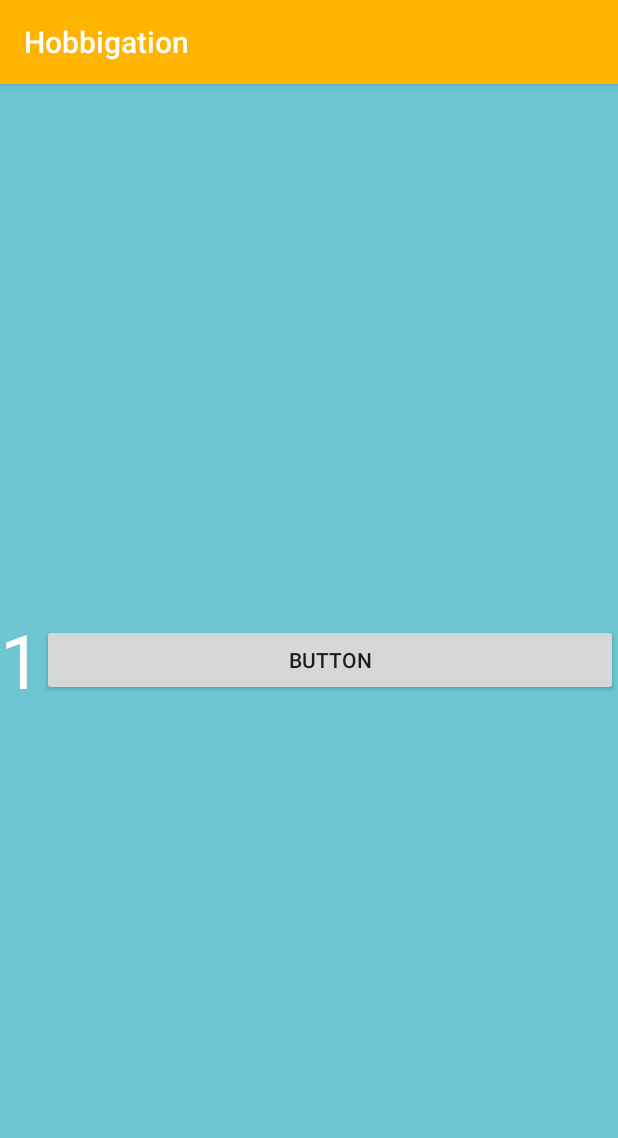
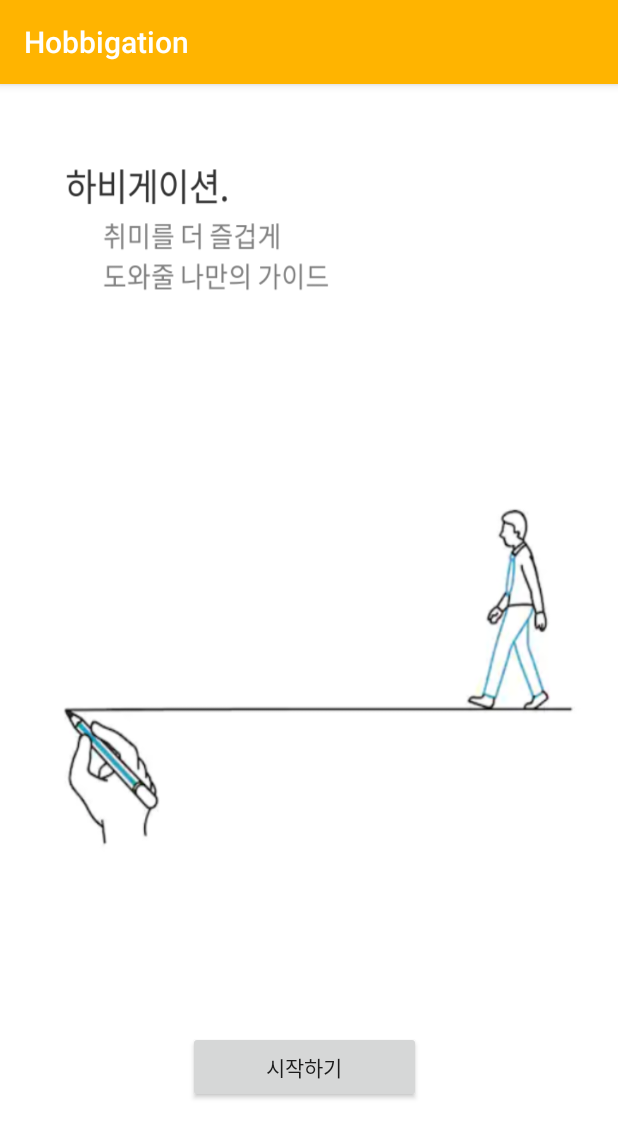
Before and after one commit to eunsongsong/Hobbigation, an Android app: the screen it shows after launch (GuideActivity), on a phone screen of 412 x 824 dp. Shown: the top 1138 px of the screen. Run offline under Robolectric (Android 15) with nearby library versions, the phone set to English and light mode, and no system bars.

Commit message:
Pager draft 2

```diff
--- a/app/src/main/AndroidManifest.xml
+++ b/app/src/main/AndroidManifest.xml
@@ -11,7 +11,6 @@
         android:supportsRtl="true"
         android:theme="@style/AppTheme"
         tools:ignore="GoogleAppIndexingWarning">
-
         <activity
             android:name=".SplashActivity"
             android:theme="@style/SplashTheme">
@@ -21,7 +20,8 @@
                 <category android:name="android.intent.category.LAUNCHER" />
             </intent-filter>
         </activity>
-        <activity android:name=".GuideActivity">
+        <activity
+            android:name=".GuideActivity">
             <intent-filter>
                 <action android:name="android.intent.action.MAIN" />
 
--- /dev/null
+++ b/app/src/main/java/com/example/hobbigation/FirstFragment.java
@@ -0,0 +1,29 @@
+package com.example.hobbigation;
+
+import android.os.Bundle;
+import android.support.v4.app.Fragment;
+import android.view.LayoutInflater;
+import android.view.View;
+import android.view.ViewGroup;
+import android.widget.RelativeLayout;
+
+public class FirstFragment extends Fragment
+{
+
+    public FirstFragment()
+    {
+    }
+
+    @Override
+    public void onCreate(Bundle savedInstanceState)
+    {
+        super.onCreate(savedInstanceState);
+    }
+    @Override
+    public View onCreateView(LayoutInflater inflater, ViewGroup container, Bundle savedInstanceState)
+    {
+        RelativeLayout layout = (RelativeLayout) inflater.inflate(R.layout.fragment_first, container, false);
+
+        return layout;
+    }
+}
--- a/app/src/main/java/com/example/hobbigation/GuideActivity.java
+++ b/app/src/main/java/com/example/hobbigation/GuideActivity.java
@@ -1,55 +1,59 @@
 package com.example.hobbigation;
 
-import android.content.Intent;
 import android.os.Bundle;
-import android.support.v4.app.Fragment;
-import android.support.v4.app.FragmentManager;
-import android.support.v4.app.FragmentPagerAdapter;
+import android.support.v4.app.FragmentStatePagerAdapter;
 import android.support.v4.view.ViewPager;
 import android.support.v7.app.AppCompatActivity;
 import android.view.View;
 
 public class GuideActivity extends AppCompatActivity {
-
-    int MAX_PAGE=3;
-    Fragment cur_fragment=new Fragment();
+    ViewPager vp;
 
     @Override
     protected void onCreate(Bundle savedInstanceState) {
         super.onCreate(savedInstanceState);
         setContentView(R.layout.activity_guide);
-        ViewPager viewPager=(ViewPager)findViewById(R.id.view_pager);
-        viewPager.setAdapter(new adapter(getSupportFragmentManager()));
+
+
+        vp = (ViewPager)findViewById(R.id.vp);
+        vp.setAdapter(new pagerAdapter(getSupportFragmentManager()));
+        vp.setCurrentItem(0);
     }
-    public void login(View v) {
-        Intent intent = new Intent(getApplicationContext(),MainActivity.class);
-        startActivity(intent);
-    }
-    private class adapter extends FragmentPagerAdapter {
-        public adapter(FragmentManager fm) {
+
+    View.OnClickListener movePageListener = new View.OnClickListener()
+    {
+        @Override
+        public void onClick(View v)
+        {
+            int tag = (int) v.getTag();
+            vp.setCurrentItem(tag);
+        }
+    };
+
+    private class pagerAdapter extends FragmentStatePagerAdapter
+    {
+        public pagerAdapter(android.support.v4.app.FragmentManager fm)
+        {
             super(fm);
         }
-
         @Override
-        public Fragment getItem(int position) {
-            if(position<0 || MAX_PAGE<=position)
-                return null;
-            switch (position){
+        public android.support.v4.app.Fragment getItem(int position)
+        {
+            switch(position)
+            {
                 case 0:
-                    cur_fragment=new page_1();
-                    break;
+                    return new FirstFragment();
                 case 1:
-                    cur_fragment=new page_2();
-                    break;
-                case 2:
-                    cur_fragment=new page_3();
-                    break;
+                    return new SecondFragment();
+                default:
+                    return null;
             }
-            return cur_fragment;
         }
         @Override
-        public int getCount() {
-            return MAX_PAGE;
+        public int getCount()
+        {
+            return 2;
         }
     }
+
 }
--- /dev/null
+++ b/app/src/main/java/com/example/hobbigation/SecondFragment.java
@@ -0,0 +1,27 @@
+package com.example.hobbigation;
+
+import android.os.Bundle;
+import android.support.v4.app.Fragment;
+import android.view.LayoutInflater;
+import android.view.View;
+import android.view.ViewGroup;
+import android.widget.RelativeLayout;
+
+public class SecondFragment extends Fragment
+{
+    public SecondFragment()
+    {
+    }
+    @Override
+    public void onCreate(Bundle savedInstanceState)
+    {
+        super.onCreate(savedInstanceState);
+    }
+
+    @Override
+    public View onCreateView(LayoutInflater inflater, ViewGroup container, Bundle savedInstanceState)
+    {
+        RelativeLayout layout = (RelativeLayout) inflater.inflate(R.layout.fragment_sec, container, false);
+        return layout;
+    }
+}
--- a/app/src/main/java/com/example/hobbigation/page_1.java
+++ /dev/null
@@ -1,34 +0,0 @@
-package com.example.hobbigation;
-
-import android.annotation.SuppressLint;
-import android.graphics.drawable.ColorDrawable;
-import android.os.Bundle;
-import android.view.LayoutInflater;
-import android.view.View;
-import android.view.ViewGroup;
-import android.widget.LinearLayout;
-import android.widget.TextView;
-
-/**
- * Created by songmho on 2015-01-02.
- */
-public class page_1 extends android.support.v4.app.Fragment {
-    @Override
-    public void onCreate(Bundle savedInstanceState) {
-        super.onCreate(savedInstanceState);
-    }
-
-    @SuppressLint("NewApi")
-    @Override
-    public View onCreateView(LayoutInflater inflater, ViewGroup container, Bundle savedInstanceState) {
-
-        LinearLayout linearLayout=(LinearLayout)inflater.inflate(R.layout.page,container,false);
-
-        LinearLayout background=(LinearLayout)linearLayout.findViewById(R.id.background);
-        TextView page_num=(TextView)linearLayout.findViewById(R.id.page_num);
-        page_num.setText(String.valueOf(1));
-        background.setBackground(new ColorDrawable(0xff6dc6d2));
-
-        return linearLayout;
-    }
-}
--- a/app/src/main/java/com/example/hobbigation/page_2.java
+++ /dev/null
@@ -1,33 +0,0 @@
-package com.example.hobbigation;
-
-import android.annotation.SuppressLint;
-import android.graphics.drawable.ColorDrawable;
-import android.os.Bundle;
-import android.view.LayoutInflater;
-import android.view.View;
-import android.view.ViewGroup;
-import android.widget.LinearLayout;
-import android.widget.TextView;
-
-/**
- * Created by songmho on 2015-01-02.
- */
-public class page_2 extends android.support.v4.app.Fragment {
-    @Override
-    public void onCreate(Bundle savedInstanceState) {
-        super.onCreate(savedInstanceState);
-    }
-
-    @SuppressLint("NewApi")
-    @Override
-    public View onCreateView(LayoutInflater inflater, ViewGroup container, Bundle savedInstanceState) {
-
-        LinearLayout linearLayout=(LinearLayout)inflater.inflate(R.layout.page,container,false);
-
-        LinearLayout background=(LinearLayout)linearLayout.findViewById(R.id.background);
-        TextView page_num=(TextView)linearLayout.findViewById(R.id.page_num);
-        page_num.setText(String.valueOf(2));
-        background.setBackground(new ColorDrawable(0xff26abb5));
-        return linearLayout;
-    }
-}
--- a/app/src/main/java/com/example/hobbigation/page_3.java
+++ /dev/null
@@ -1,33 +0,0 @@
-package com.example.hobbigation;
-
-import android.annotation.SuppressLint;
-import android.graphics.drawable.ColorDrawable;
-import android.os.Bundle;
-import android.view.LayoutInflater;
-import android.view.View;
-import android.view.ViewGroup;
-import android.widget.LinearLayout;
-import android.widget.TextView;
-
-/**
- * Created by songmho on 2015-01-02.
- */
-public class page_3 extends android.support.v4.app.Fragment {
-    @Override
-    public void onCreate(Bundle savedInstanceState) {
-        super.onCreate(savedInstanceState);
-    }
-
-    @SuppressLint("NewApi")
-    @Override
-    public View onCreateView(LayoutInflater inflater, ViewGroup container, Bundle savedInstanceState) {
-
-        LinearLayout linearLayout=(LinearLayout)inflater.inflate(R.layout.page,container,false);
-
-        LinearLayout background=(LinearLayout)linearLayout.findViewById(R.id.background);
-        TextView page_num=(TextView)linearLayout.findViewById(R.id.page_num);
-        page_num.setText("3");
-        background.setBackground(new ColorDrawable(0xff008c9e));
-        return linearLayout;
-    }
-}
--- a/app/src/main/res/layout/activity_guide.xml
+++ b/app/src/main/res/layout/activity_guide.xml
@@ -3,12 +3,13 @@
     xmlns:tools="http://schemas.android.com/tools"
     android:layout_width="match_parent"
     android:layout_height="match_parent"
-    android:background="#000000"
     >
 
     <android.support.v4.view.ViewPager
-        android:id="@+id/view_pager"
+        android:id="@+id/vp"
         android:layout_width="match_parent"
-        android:layout_height="match_parent" />
+        android:layout_height="match_parent">
+
+    </android.support.v4.view.ViewPager>
 
 </RelativeLayout>
--- /dev/null
+++ b/app/src/main/res/layout/fragment_first.xml
@@ -0,0 +1,23 @@
+<?xml version="1.0" encoding="utf-8"?>
+<RelativeLayout xmlns:android="http://schemas.android.com/apk/res/android"
+    xmlns:tools="http://schemas.android.com/tools"
+    android:layout_width="match_parent"
+    android:layout_height="match_parent"
+    android:orientation="vertical"
+    android:background="@drawable/first_guide"
+    >
+    <Button
+        android:id="@+id/start_btn"
+        android:layout_width="160dp"
+        android:layout_height="wrap_content"
+        android:layout_marginStart="125dp"
+        android:layout_marginLeft="125dp"
+        android:layout_marginTop="631dp"
+        android:layout_marginEnd="131dp"
+        android:layout_marginRight="131dp"
+        android:layout_marginBottom="52dp"
+        android:onClick="move"
+        android:text="시작하기"
+        tools:ignore="HardcodedText" />
+
+</RelativeLayout>
--- /dev/null
+++ b/app/src/main/res/layout/fragment_sec.xml
@@ -0,0 +1,22 @@
+<?xml version="1.0" encoding="utf-8"?>
+<RelativeLayout xmlns:android="http://schemas.android.com/apk/res/android"
+    xmlns:tools="http://schemas.android.com/tools"
+    android:layout_width="match_parent"
+    android:layout_height="match_parent"
+    android:orientation="vertical"
+    android:background="@drawable/sec_guide"
+    >
+    <Button
+        android:id="@+id/start_btn2"
+        android:layout_width="160dp"
+        android:layout_height="wrap_content"
+        android:layout_marginStart="125dp"
+        android:layout_marginLeft="125dp"
+        android:layout_marginTop="631dp"
+        android:layout_marginEnd="131dp"
+        android:layout_marginRight="131dp"
+        android:layout_marginBottom="52dp"
+        android:onClick="move"
+        android:text="시작하기"
+        tools:ignore="HardcodedText" />
+</RelativeLayout>
--- a/app/src/main/res/layout/page.xml
+++ /dev/null
@@ -1,31 +0,0 @@
-<?xml version="1.0" encoding="utf-8"?>
-<LinearLayout
-    xmlns:android="http://schemas.android.com/apk/res/android"
-    android:orientation="vertical" android:layout_width="match_parent"
-    android:layout_height="match_parent"
-    android:layout_gravity="center">
-
-    <LinearLayout
-        android:id="@+id/background"
-        android:layout_width="match_parent"
-        android:layout_height="match_parent"
-        android:orientation="horizontal"
-        android:gravity="center">
-
-        <TextView
-            android:layout_width="wrap_content"
-            android:layout_height="wrap_content"
-            android:id="@+id/page_num"
-            android:textSize="50dp"
-            android:textColor="#FFFFFF"/>
-
-        <Button
-            android:id="@+id/page_btn"
-            android:layout_width="wrap_content"
-            android:layout_height="wrap_content"
-            android:layout_weight="1"
-            android:onClick="login"
-            android:text="Button" />
-    </LinearLayout>
-
-</LinearLayout>
--- a/app/src/main/res/values/styles.xml
+++ b/app/src/main/res/values/styles.xml
@@ -5,8 +5,10 @@
         <!-- Customize your theme here. -->
         <item name="colorPrimaryDark">#FFC81E</item>
         <item name="colorPrimary">#FFB400</item>
-        <item name="colorAccent">@color/colorAccent</item>
     </style>
+
+
+
 
     <style name="SplashTheme" parent="android:Theme.Light.NoTitleBar">
         <item name="android:windowBackground">@drawable/splash</item>
@@ -15,5 +17,4 @@
     </style>
 
 
-
 </resources>
```
Also changed, not shown: app/src/main/res/drawable/first_guide.png (added), app/src/main/res/drawable/firstguide.png (deleted), app/src/main/res/drawable/sec_guide.png (added), app/src/main/res/drawable/secguide.png (deleted).
